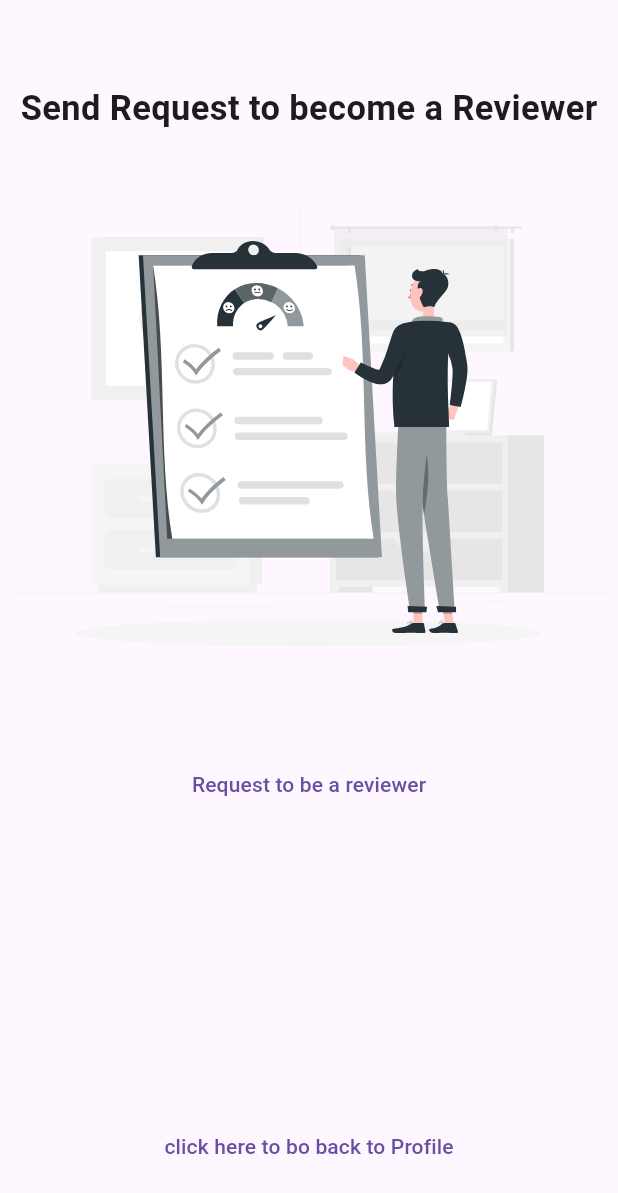
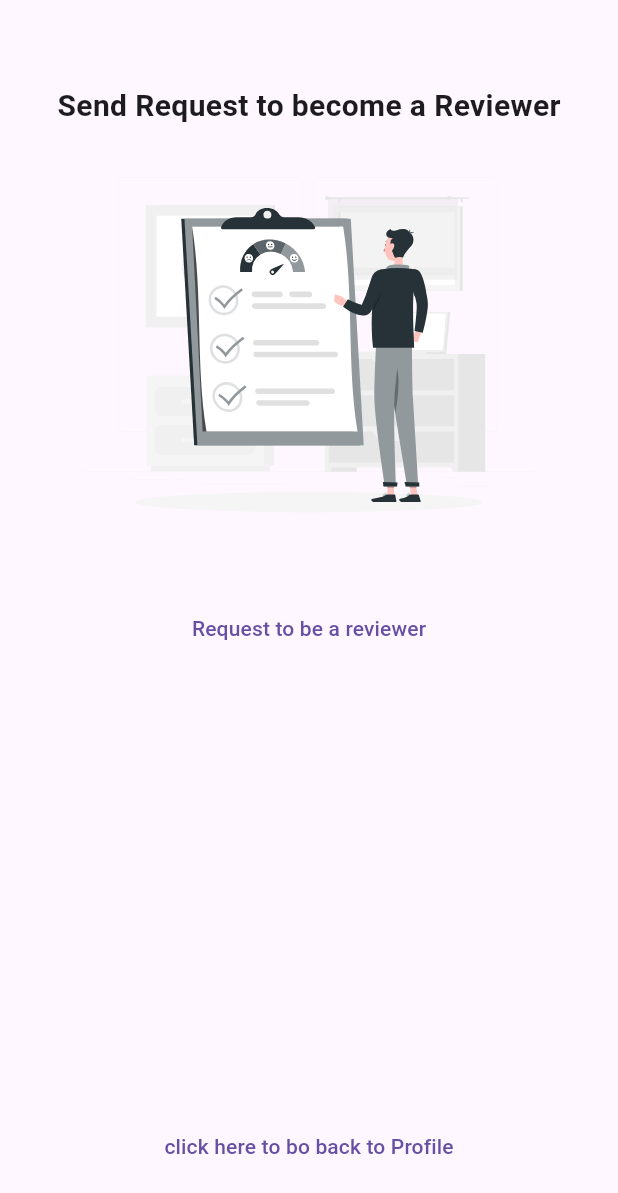
Before and after one commit to sabeeralikp/cms_frontend, a Flutter app: the screen it shows after launch, item 2 of the bottom bar chosen, after a tap on "Review", on a phone screen of 412 x 824 dp. Shown: the top 1193 px of the screen. Run offline on Flutter 3.47's test engine with Material 2 defaults, Android fonts, the light colour scheme and no system bars; our stand-ins replace custom_sliding_segmented_control, dio, email_validator, expansion_tile_card, file_picker, flutter_secure_storage and 2 more.

Commit message:
minor Updates

```diff
--- a/lib/views/Review/requested.dart
+++ b/lib/views/Review/requested.dart
@@ -17,7 +17,8 @@ class _requestedPageState extends State<requestedPage> {
         title: Text(''),
         automaticallyImplyLeading: false,
       ),
-      body: Stack(
+      body: SingleChildScrollView(
+        child: Stack(
           children: [
             Column(
               children: [
@@ -68,6 +69,7 @@ class _requestedPageState extends State<requestedPage> {
             ),
           ],
         ),
+      ),
     );
   }
 }
--- a/lib/views/Review/requstForReview.dart
+++ b/lib/views/Review/requstForReview.dart
@@ -28,12 +28,12 @@ class _requsReviewPageState extends State<requsReviewPage> {
                     Text(
                       'Send Request to become a Reviewer',
                       style:
-                          TextStyle(fontWeight: FontWeight.bold, fontSize: 23),
+                          TextStyle(fontWeight: FontWeight.bold, fontSize: 20),
                     ),
                     SvgPicture.asset(
                       'assets/images/review.svg',
                       semanticsLabel: 'SVG Image',
-                      width: 400,
+                      width: 300.0,
                     ),
                     SizedBox(
                       height: 10.0,
--- a/lib/views/auth/verification.dart
+++ b/lib/views/auth/verification.dart
@@ -18,7 +18,8 @@ class _verificationPageState extends State<verificationPage> {
         title: Text(''),
         automaticallyImplyLeading: false,
       ),
-      body: Stack(
+      body: SingleChildScrollView(
+        child: Stack(
           children: [
             Row(
               mainAxisAlignment: MainAxisAlignment.center,
@@ -69,6 +70,7 @@ class _verificationPageState extends State<verificationPage> {
                 ),
 
           ],
+        ),
       )
     );
   }
--- a/lib/views/conferences/conference_user.dart
+++ b/lib/views/conferences/conference_user.dart
@@ -22,6 +22,7 @@ class _ConferenceUserState extends State<Conference_User> {
     return Scaffold(
       appBar: AppBar(
         title: const Text("Conference"),
+        automaticallyImplyLeading: false,
       ),
       body: ListView.builder(
         itemCount: dataList.length,
--- a/lib/views/conferences/myConference.dart
+++ b/lib/views/conferences/myConference.dart
@@ -22,6 +22,7 @@ class _myConferenceState extends State<myConference> {
     return Scaffold(
       appBar: AppBar(
         title: const Text("Conference"),
+        automaticallyImplyLeading: false,
       ),
       body: ListView.builder(
         itemCount: dataList.length,
--- a/lib/views/conferences/request.dart
+++ b/lib/views/conferences/request.dart
@@ -22,6 +22,7 @@ class _requstPageState extends State<requstPage> {
         children: [
           Row(
             mainAxisAlignment: MainAxisAlignment.center,
+            mainAxisSize: MainAxisSize.min,
             children: [
               Column(
                 children: [
@@ -32,7 +33,7 @@ class _requstPageState extends State<requstPage> {
                   SvgPicture.asset(
                     'assets/images/Acceptrequest-bro.svg',
                     semanticsLabel: 'SVG Image',
-                    width: 400,
+                    width: 300.0,
                   ),
                   SizedBox(
                     height: 10.0,
--- a/lib/views/users/Index.dart
+++ b/lib/views/users/Index.dart
@@ -1,6 +1,6 @@
 import 'package:cms/views/conferences/conference_admin.dart';
 import 'package:cms/views/conferences/conference_user.dart';
-import 'package:cms/views/conferences/fullscreen_user.dart';
+// import 'package:cms/views/conferences/fullscreen_user.dart';
 import 'package:cms/views/conferences/myConference.dart';
 // import 'package:cms/views/conferences/request.dart';
 import 'package:flutter/material.dart';
@@ -48,7 +48,7 @@ class _IndexPageState extends State<IndexPage> {
         floatingActionButtonLocation: FloatingActionButtonLocation.endFloat,
         floatingActionButton: FloatingActionButton.extended(
 
-        onPressed: () => Navigator.of(context).push(MaterialPageRoute(
+        onPressed: () => Navigator.of(context).pushReplacement(MaterialPageRoute(
             builder: (context) => Conference_admin(),)),
         label: Text('Hosted Conferences'),
         icon: Icon(Icons.add),
@@ -68,12 +68,12 @@ class _IndexPageState extends State<IndexPage> {
 
                 switch (index) {
                   case 0:
-                    Navigator.push(context,
+                    Navigator.pushReplacement(context,
                         MaterialPageRoute(builder: (context) => IndexPage()));
                     break;
 
                   case 1:
-                    Navigator.push(context,
+                    Navigator.pushReplacement(context,
                         MaterialPageRoute(builder: (context) => ProfilePage()));
                     break;
 
```
Also changed, not shown: lib/views/users/profile.dart (line endings or trailing spaces). Lines whose indentation alone changed are shown as unchanged.
